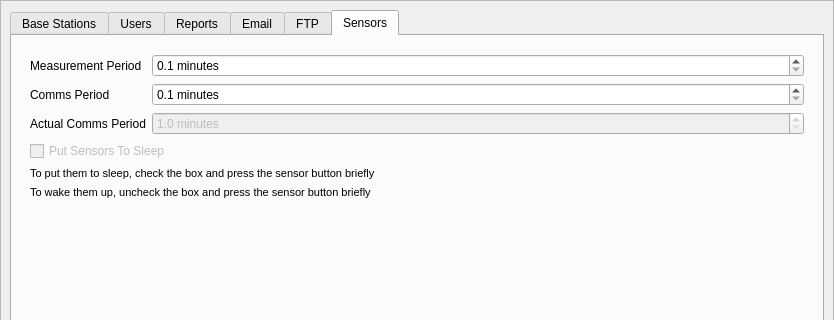
porkmarks/sense, file manager/src/SettingsWidget.ui: the form before one commit; both pictures show x 0 to 834 and y 0 to 320 of the 834 by 980 pixel window.
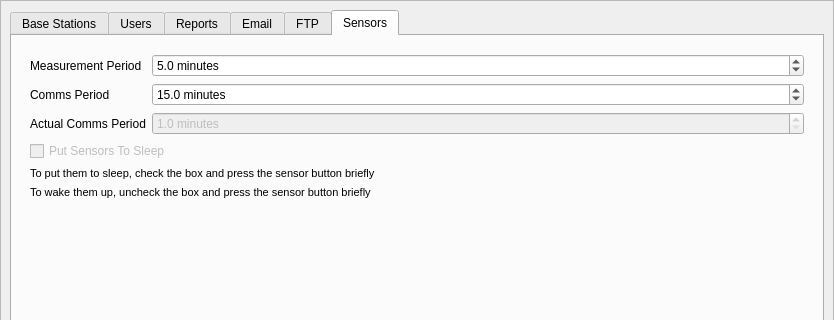
The form after the commit. The open tabs and pages were chosen to show the change. Icons and pictures are not drawn. Custom widgets are drawn as their Qt base class.

Commit message: Added new sensor filter widget Saving filter settings Synchronized filter settings between plots and measurements

```diff
--- a/manager/src/SettingsWidget.ui
+++ b/manager/src/SettingsWidget.ui
@@ -604,6 +604,9 @@
                 <property name="minimum">
                  <double>0.100000000000000</double>
                 </property>
+                <property name="value">
+                 <double>5.000000000000000</double>
+                </property>
                </widget>
               </item>
               <item row="1" column="0">
@@ -624,6 +627,9 @@
                 <property name="minimum">
                  <double>0.100000000000000</double>
                 </property>
+                <property name="value">
+                 <double>15.000000000000000</double>
+                </property>
                </widget>
               </item>
              </layout>
```
Left out of the diff: 9 changed lines with no effect on the pictures. The commit also changes 26 other files.
